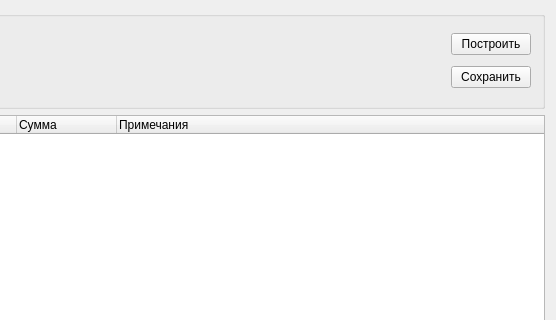
Old version of the form src/zprotokol.ui in the repository SergeyZaz/DSV; both pictures show x 495 to 1051 and y 0 to 320 of the 1051 by 669 pixel window.
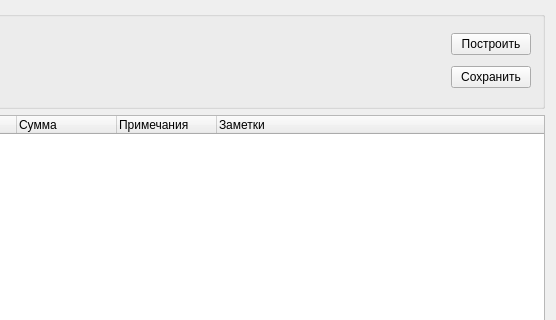
New version of the form. Icons and pictures are not drawn.

What changed in the file:
```diff
--- a/src/zprotokol.ui
+++ b/src/zprotokol.ui
@@ -155,6 +155,11 @@
        <string>Примечания</string>
       </property>
      </column>
+     <column>
+      <property name="text">
+       <string>Заметки</string>
+      </property>
+     </column>
     </widget>
    </item>
    <item>
```
